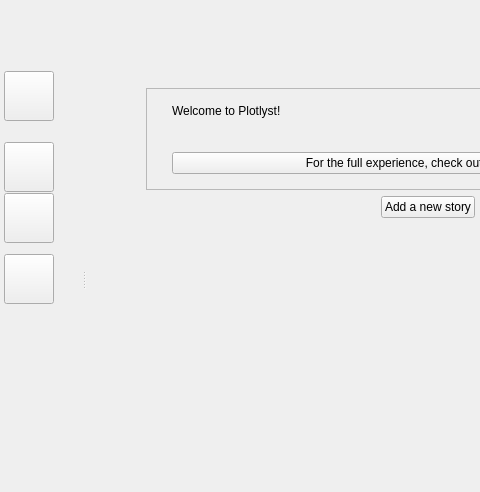
Old version of the form ui/home_view.ui in the repository plotlyst/plotlyst-app; both pictures show x 0 to 480 and y 0 to 492 of the 771 by 492 pixel window.
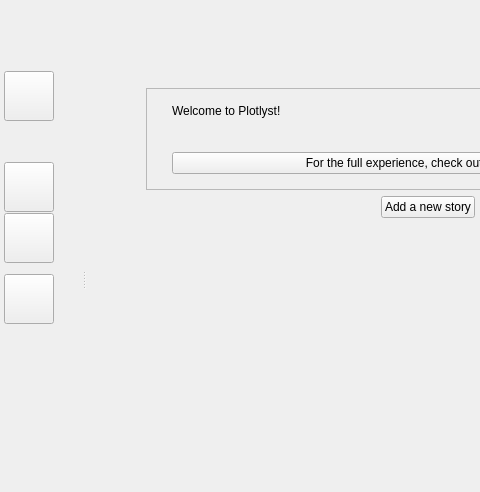
New version of the form.

```diff
--- a/ui/home_view.ui
+++ b/ui/home_view.ui
@@ -358,7 +358,7 @@
           <property name="sizeHint" stdset="0">
            <size>
             <width>20</width>
-            <height>20</height>
+            <height>40</height>
            </size>
           </property>
          </spacer>
```
Left out of the diff: 2 changed lines with no effect on the pictures.
